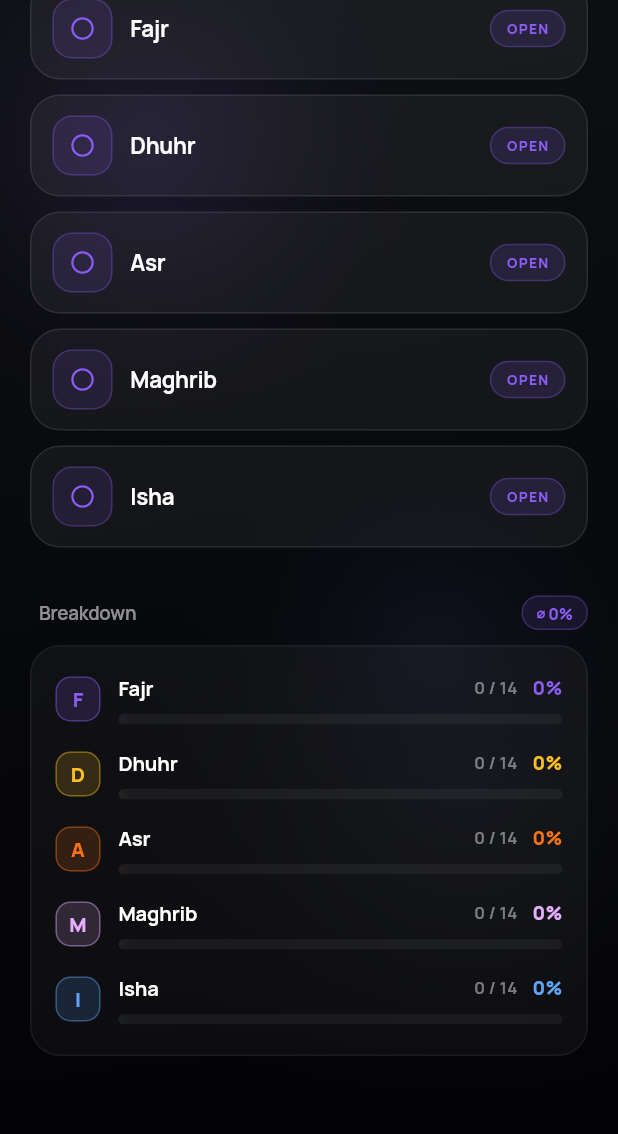
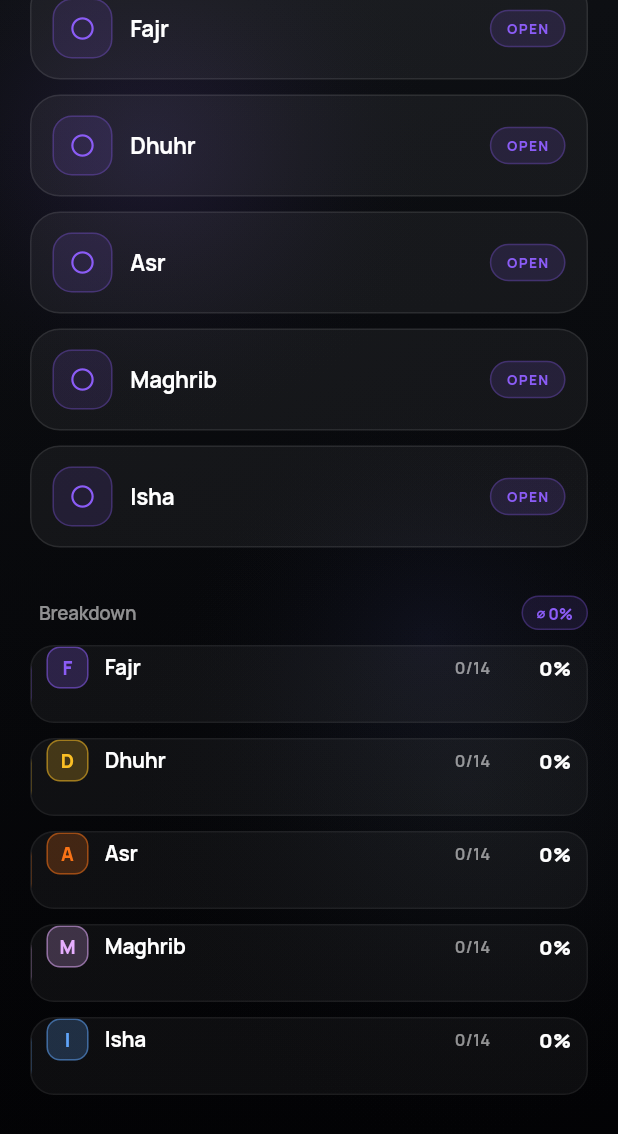
Before and after one commit to Ibrohim-18/in-salah, a Flutter app: the MissedPrayersScreen screen opened directly, scrolled down 572 dp, on a phone screen of 412 x 824 dp. Shown: the top 1134 px of the screen. Run offline on Flutter 3.47's test engine with Material 3 defaults, Android fonts, the phone set to English and light mode, and no system bars; our stand-ins replace adhan, app_links, audioplayers, flutter_local_notifications, flutter_secure_storage, flutter_timezone and 9 more; missing offline and left inert: workmanager; accounts and stored records are empty; statements that could not run were skipped.

Commit message:
Analytics: redesign breakdown rows as filled progress pills
Each prayer is now a full-width pill whose tinted fill grows to the
completion fraction with a bright edge marker, and the chip, name,
count and percentage sit over it. Drops the separate thin bar and the
enclosing card for a cleaner list.

Co-Authored-By: Claude Opus 4.8 <noreply@anthropic.com>

```diff
--- a/lib/screens/missed_prayers_screen.dart
+++ b/lib/screens/missed_prayers_screen.dart
@@ -1383,15 +1383,9 @@ class _MissedPrayersScreenState extends State<MissedPrayersScreen> {
             ],
           ),
         ),
-        Container(
-          padding: const EdgeInsets.fromLTRB(16, 18, 16, 4),
-          decoration: BoxDecoration(
-            color: Colors.white.withValues(alpha: 0.035),
-            borderRadius: BorderRadius.circular(20),
-            border: Border.all(color: Colors.white.withValues(alpha: 0.06)),
-          ),
-          child: Column(
-            children: prayers.map((prayer) {
+        Column(
+          crossAxisAlignment: CrossAxisAlignment.stretch,
+          children: prayers.map((prayer) {
               final rawCompleted = _monthStats[prayer] ?? 0;
               final completed =
                   monthDays > 0 ? math.min(rawCompleted, monthDays) : 0;
@@ -1400,108 +1394,62 @@ class _MissedPrayersScreenState extends State<MissedPrayersScreen> {
                   : 0.0;
               final color = _prayerColors[prayer] ?? AppTheme.primary;
               final name = _localizedPrayerName(prayer, t);
-              return Padding(
-                padding: const EdgeInsets.only(bottom: 16),
-                child: Row(
-                  crossAxisAlignment: CrossAxisAlignment.center,
-                  children: [
-                    // Colored initial chip for quick identification.
-                    Container(
-                      width: 30,
-                      height: 30,
-                      alignment: Alignment.center,
-                      decoration: BoxDecoration(
-                        borderRadius: BorderRadius.circular(10),
-                        color: color.withValues(alpha: 0.16),
-                        border:
-                            Border.all(color: color.withValues(alpha: 0.40)),
-                      ),
-                      child: Text(
-                        name.characters.first,
-                        style: TextStyle(
-                          color: color,
-                          fontSize: 14,
-                          fontWeight: FontWeight.w800,
-                        ),
-                      ),
-                    ),
-                    const SizedBox(width: 12),
-                    Expanded(
-                      child: Column(
-                        crossAxisAlignment: CrossAxisAlignment.start,
-                        children: [
-                          Row(
-                            children: [
-                              Expanded(
-                                child: Text(
-                                  name,
-                                  style: const TextStyle(
-                                    fontSize: 14,
-                                    fontWeight: FontWeight.w700,
-                                    color: Colors.white,
-                                    letterSpacing: -0.1,
-                                  ),
-                                ),
-                              ),
-                              Text(
-                                '$completed / $monthDays',
-                                style: TextStyle(
-                                  fontSize: 11.5,
-                                  fontWeight: FontWeight.w600,
-                                  color: Colors.white.withValues(alpha: 0.45),
-                                ),
-                              ),
-                              const SizedBox(width: 10),
-                              Text(
-                                '${(pct * 100).round()}%',
-                                style: TextStyle(
-                                  fontSize: 13,
-                                  fontWeight: FontWeight.w800,
-                                  color: color,
-                                ),
-                              ),
-                            ],
-                          ),
-                          const SizedBox(height: 8),
-                          _BreakdownBar(value: pct, color: color),
-                        ],
-                      ),
-                    ),
-                  ],
-                ),
+              return _BreakdownRow(
+                name: name,
+                initial: name.characters.first,
+                completed: completed,
+                total: monthDays,
+                value: pct,
+                color: color,
               );
             }).toList(),
-          ),
         ),
       ],
     );
   }
 }
 
-/// A rounded, animated stat bar with a subtle gradient fill and accent glow.
-class _BreakdownBar extends StatelessWidget {
+/// A single breakdown entry rendered as a filled "pill": the completion
+/// fraction grows as a tinted background, with the chip, name, count and
+/// percentage laid over it.
+class _BreakdownRow extends StatelessWidget {
+  final String name;
+  final String initial;
+  final int completed;
+  final int total;
   final double value; // 0..1
   final Color color;
 
-  const _BreakdownBar({required this.value, required this.color});
+  const _BreakdownRow({
+    required this.name,
+    required this.initial,
+    required this.completed,
+    required this.total,
+    required this.value,
+    required this.color,
+  });
 
   @override
   Widget build(BuildContext context) {
-    return SizedBox(
-      height: 7,
+    return Container(
+      height: 52,
+      margin: const EdgeInsets.only(bottom: 10),
+      decoration: BoxDecoration(
+        borderRadius: BorderRadius.circular(16),
+        color: Colors.white.withValues(alpha: 0.04),
+        border: Border.all(color: Colors.white.withValues(alpha: 0.06)),
+      ),
       child: ClipRRect(
-        borderRadius: BorderRadius.circular(999),
+        borderRadius: BorderRadius.circular(16),
         child: Stack(
           children: [
-            Positioned.fill(
-              child: ColoredBox(color: Colors.white.withValues(alpha: 0.05)),
-            ),
+            // Progress fill as a tinted, growing background.
             Positioned.fill(
               child: Align(
                 alignment: Alignment.centerLeft,
                 child: TweenAnimationBuilder<double>(
                   tween: Tween<double>(begin: 0, end: value.clamp(0.0, 1.0)),
-                  duration: const Duration(milliseconds: 600),
+                  duration: const Duration(milliseconds: 700),
                   curve: Curves.easeOutCubic,
                   builder: (context, v, _) {
                     return FractionallySizedBox(
@@ -1509,25 +1457,81 @@ class _BreakdownBar extends StatelessWidget {
                       heightFactor: 1,
                       child: DecoratedBox(
                         decoration: BoxDecoration(
-                          borderRadius: BorderRadius.circular(999),
                           gradient: LinearGradient(
                             colors: [
-                              color.withValues(alpha: 0.7),
-                              color,
+                              color.withValues(alpha: 0.34),
+                              color.withValues(alpha: 0.14),
                             ],
                           ),
-                          boxShadow: [
-                            BoxShadow(
-                              color: color.withValues(alpha: 0.45),
-                              blurRadius: 6,
-                              spreadRadius: -1,
+                          border: Border(
+                            right: BorderSide(
+                              color: color.withValues(alpha: 0.85),
+                              width: 2,
                             ),
-                          ],
+                          ),
                         ),
                       ),
                     );
                   },
                 ),
+              ),
+            ),
+            // Content over the fill.
+            Padding(
+              padding: const EdgeInsets.symmetric(horizontal: 10),
+              child: Row(
+                children: [
+                  Container(
+                    width: 28,
+                    height: 28,
+                    alignment: Alignment.center,
+                    decoration: BoxDecoration(
+                      borderRadius: BorderRadius.circular(9),
+                      color: color.withValues(alpha: 0.22),
+                      border: Border.all(color: color.withValues(alpha: 0.5)),
+                    ),
+                    child: Text(
+                      initial,
+                      style: TextStyle(
+                        color: color,
+                        fontSize: 13,
+                        fontWeight: FontWeight.w800,
+                      ),
+                    ),
+                  ),
+                  const SizedBox(width: 11),
+                  Text(
+                    name,
+                    style: const TextStyle(
+                      fontSize: 14.5,
+                      fontWeight: FontWeight.w700,
+                      color: Colors.white,
+                      letterSpacing: -0.2,
+                    ),
+                  ),
+                  const Spacer(),
+                  Text(
+                    '$completed/$total',
+                    style: TextStyle(
+                      fontSize: 11.5,
+                      fontWeight: FontWeight.w600,
+                      color: Colors.white.withValues(alpha: 0.55),
+                    ),
+                  ),
+                  const SizedBox(width: 10),
+                  SizedBox(
+                    width: 44,
+                    child: Text(
+                      '${(value * 100).round()}%',
+                      textAlign: TextAlign.right,
+                      style: const TextStyle(
+                        fontSize: 14,
+                        fontWeight: FontWeight.w800,
+                        color: Colors.white,
+                      ),
+                    ),
+                  ),
+                ],
               ),
             ),
           ],
```
